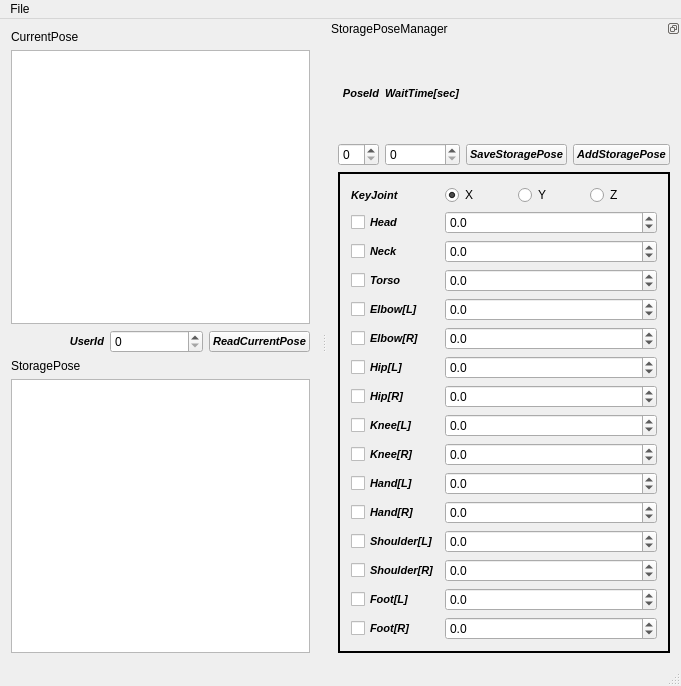
Old version of the form src/RDP/MotionCapture/MotionCapture.ui in the repository DaikiMaekawa/RoboticsProject.
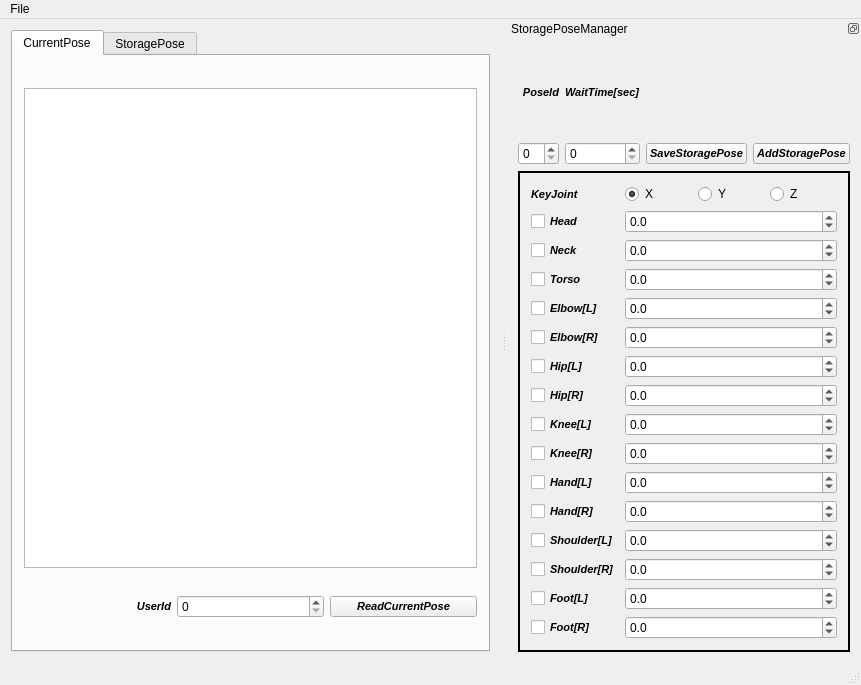
New version of the form.

Diff of the .ui file:
```diff
--- a/src/RDP/MotionCapture/MotionCapture.ui
+++ b/src/RDP/MotionCapture/MotionCapture.ui
@@ -6,8 +6,8 @@
    <rect>
     <x>0</x>
     <y>0</y>
-    <width>681</width>
-    <height>686</height>
+    <width>861</width>
+    <height>685</height>
    </rect>
   </property>
   <property name="windowTitle">
@@ -16,26 +16,32 @@
   <widget class="QWidget" name="centralWidget">
    <layout class="QGridLayout" name="gridLayout">
     <item row="0" column="1">
-     <widget class="QLabel" name="label_18">
-      <property name="text">
+     <widget class="QTabWidget" name="tabWidget">
+      <property name="currentIndex">
+       <number>0</number>
+      </property>
+      <widget class="QWidget" name="tab">
+       <attribute name="title">
        <string>CurrentPose</string>
-      </property>
-     </widget>
-    </item>
-    <item row="1" column="1">
-     <widget class="QGraphicsView" name="graphicsCurrent"/>
-    </item>
-    <item row="5" column="1">
-     <widget class="QGraphicsView" name="graphicsStorage"/>
-    </item>
-    <item row="4" column="1">
-     <widget class="QLabel" name="label_19">
-      <property name="text">
-       <string>StoragePose</string>
+       </attribute>
+       <layout class="QVBoxLayout" name="verticalLayout_2">
+        <item>
+         <widget class="QGraphicsView" name="graphicsCurrent">
+          <property name="minimumSize">
+           <size>
+            <width>0</width>
+            <height>0</height>
+           </size>
+          </property>
+          <property name="maximumSize">
+           <size>
+            <width>640</width>
+            <height>480</height>
+           </size>
       </property>
      </widget>
     </item>
-    <item row="2" column="1">
+        <item>
      <layout class="QHBoxLayout" name="horizontalLayout_2">
       <item>
        <widget class="QLabel" name="label_2">
@@ -77,13 +83,34 @@
     </item>
    </layout>
   </widget>
+      <widget class="QWidget" name="tab_2">
+       <attribute name="title">
+        <string>StoragePose</string>
+       </attribute>
+       <layout class="QVBoxLayout" name="verticalLayout">
+        <item>
+         <widget class="QGraphicsView" name="graphicsStorage">
+          <property name="maximumSize">
+           <size>
+            <width>640</width>
+            <height>480</height>
+           </size>
+          </property>
+         </widget>
+        </item>
+       </layout>
+      </widget>
+     </widget>
+    </item>
+   </layout>
+  </widget>
   <widget class="QMenuBar" name="menuBar">
    <property name="geometry">
     <rect>
      <x>0</x>
      <y>0</y>
-     <width>681</width>
-     <height>21</height>
+     <width>861</width>
+     <height>25</height>
     </rect>
    </property>
    <widget class="QMenu" name="menuFile">
```
Left out of the diff: 14 changed lines with no effect on the pictures. Lines whose indentation alone changed are shown as unchanged.
